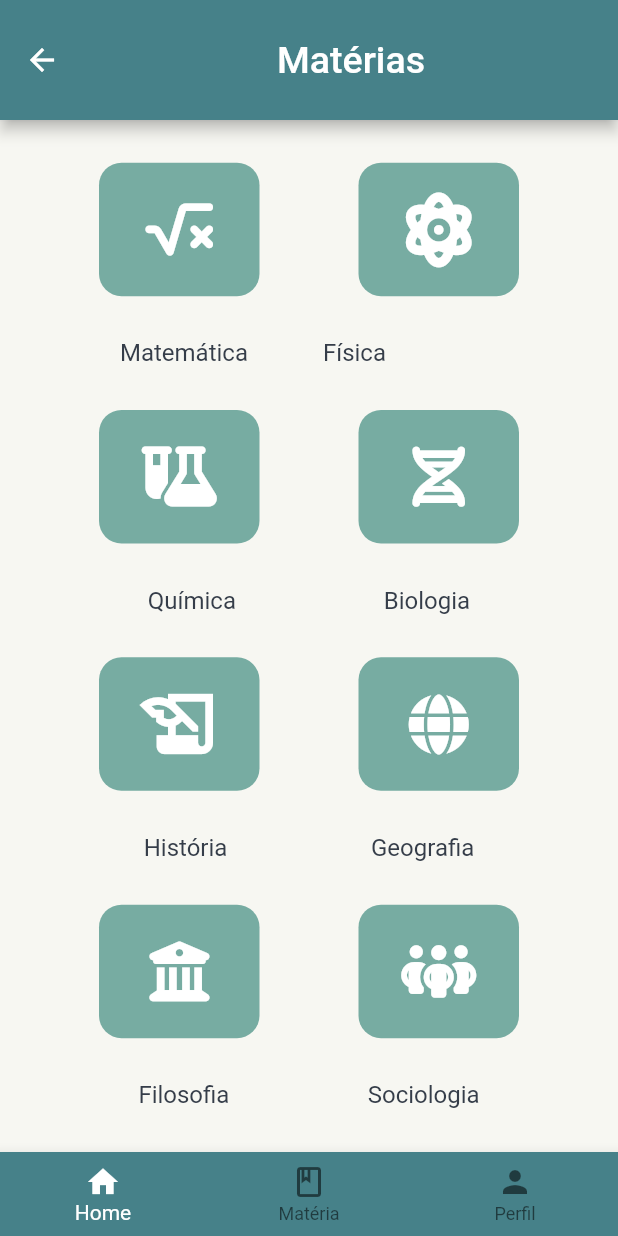
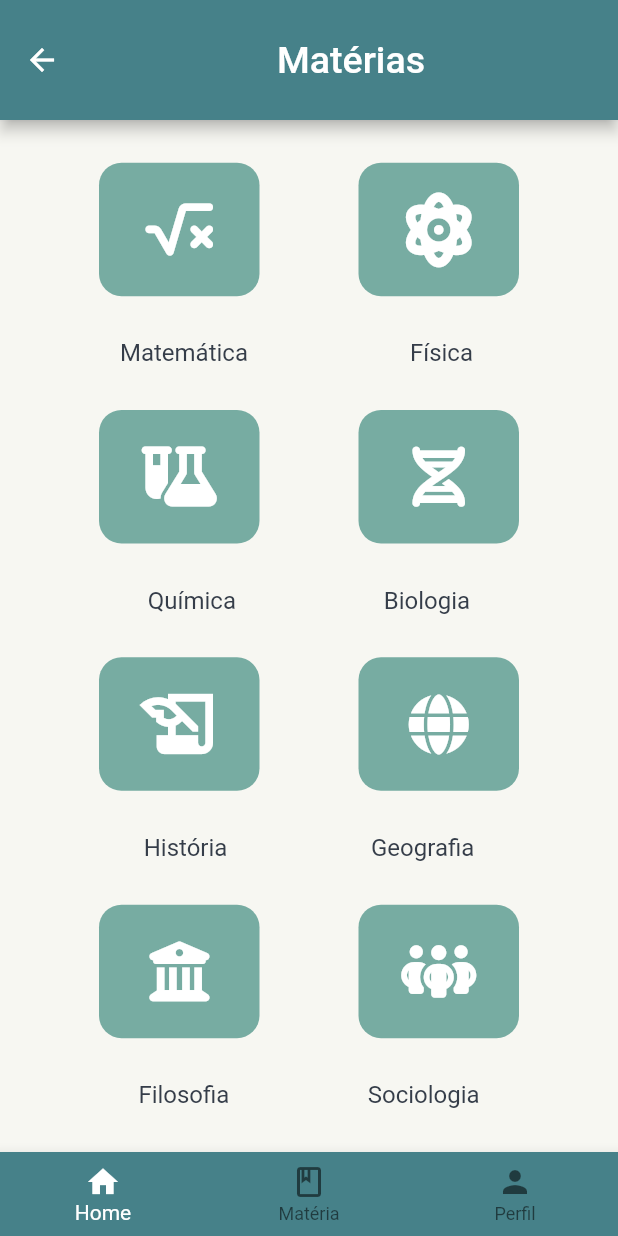
Before and after one commit to ThiagoAlmeida0/PMOB_2022, a Flutter app: the LoginScreen screen opened directly, after a tap on "Entrar", after a tap on "Matérias", on a phone screen of 412 x 824 dp. Run offline on Flutter 3.47's test engine with Material 2 defaults, Android fonts, the phone set to English and light mode, and no system bars; our stand-ins replace font_awesome_flutter.

Commit message:
few changes

```diff
--- a/lib/main.dart
+++ b/lib/main.dart
@@ -1,10 +1,9 @@
 import 'package:flutter/material.dart';
-import 'package:pmob_22/screens/forgotten_pass.dart';
 import 'package:pmob_22/screens/login_screen.dart';
 
 void main() {
   runApp( MaterialApp(
-    home: ForgottenPassword()
+    home: LoginScreen()
   ),
   );
 }
--- a/lib/screens/home_screen.dart
+++ b/lib/screens/home_screen.dart
@@ -128,7 +128,8 @@ class HomeScreen extends StatelessWidget {
                       ),
                       child: Icon( // aqui é o icone
                         Icons.school_outlined, // o tipo do ícone
-                        size: 100, // o tamanho
+                        size: 100,
+                        color: Color(0xff477b72), // o tamanho
                       ),
                     ),
                     SizedBox(
--- a/lib/screens/login_screen.dart
+++ b/lib/screens/login_screen.dart
@@ -1,5 +1,6 @@
 import 'package:flutter/material.dart';
 import 'package:flutter/rendering.dart';
+import 'package:pmob_22/screens/forgotten_pass.dart';
 import 'package:pmob_22/screens/home_screen.dart';
 import 'package:pmob_22/widgets/buttons/icon_rounded_buttom.dart';
 
@@ -28,7 +29,8 @@ class LoginScreen extends StatelessWidget {
             margin: EdgeInsets.only(top: 0),
             color: Color(0xFF468189),
             child: Padding(
-              padding: const EdgeInsets.only(top: 10.0, bottom: 30, left: 50, right: 50),
+              padding: const EdgeInsets.only(
+                  top: 10.0, bottom: 30, left: 50, right: 50),
               child: Column(
                 children: [
                   Row(
@@ -76,8 +78,16 @@ class LoginScreen extends StatelessWidget {
                   Row(
                     crossAxisAlignment: CrossAxisAlignment.start,
                     children: [
-                      Text("   Esqueceu a senha? ",
-                          style: TextStyle(fontSize: 15, color: Colors.white)),
+                      GestureDetector(
+                        onTap: () {
+                          Navigator.of(context).push(
+                              MaterialPageRoute(
+                                  builder: (context) => ForgottenPassword()));
+                        },
+                        child: Text("   Esqueceu a senha? ",
+                            style:
+                                TextStyle(fontSize: 15, color: Colors.white)),
+                      ),
                     ],
                   ),
                   SizedBox(height: 30),
@@ -126,14 +136,13 @@ class LoginScreen extends StatelessWidget {
                         ),
                         IconRoundedButtom(
                           imagePath: "assets/images/logo.png",
-                          onTap: () {
+                          onTap: () {},
+                        ),
+                          IconRoundedButtom(
+                         imagePath: "assets/images/ret.png",
+                         onTap: () {
                           },
-                        ),
-                      //  IconRoundedButtom(
-                         // imagePath: "assets/images/ret.png",
-                         // onTap: () {
-                        //  },
-                     //   ),
+                          ),
                       ],
                     ),
                   ),
--- a/lib/screens/subjects_screen.dart
+++ b/lib/screens/subjects_screen.dart
@@ -1,8 +1,6 @@
 import 'package:flutter/material.dart';
 import 'package:font_awesome_flutter/font_awesome_flutter.dart';
 import 'package:pmob_22/screens/math_matters.dart';
-
-import 'home_screen.dart';
 
 class SubjectsScreen extends StatefulWidget {
   const SubjectsScreen({Key? key}) : super(key: key);
@@ -82,10 +80,13 @@ class _SubjectsScreen extends State<SubjectsScreen> {
                       ),
                     ),
                   ),
-                  Text("Física",
-                    style: TextStyle(
-                      fontSize: 16,
-                      color: Color(0xFF353D49),
+                  Padding(
+                    padding: EdgeInsets.only(left: 58.0),
+                    child: Text("Física",
+                      style: TextStyle(
+                        fontSize: 16,
+                        color: Color(0xFF353D49),
+                      ),
                     ),
                   ),
                 ],
```
